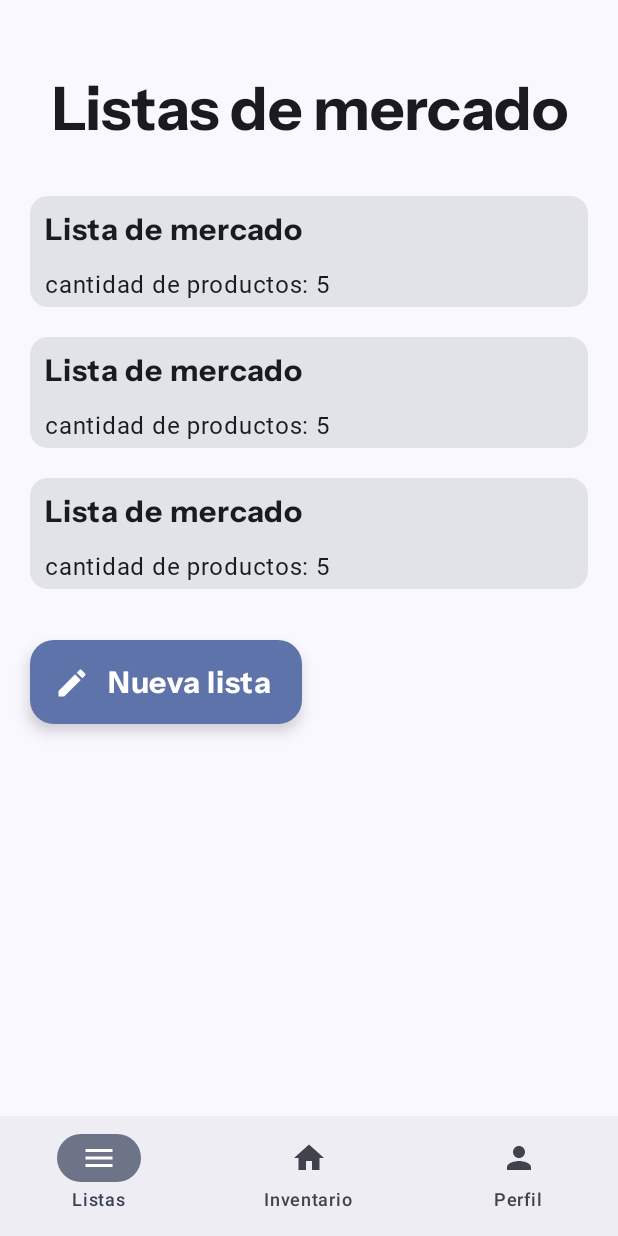
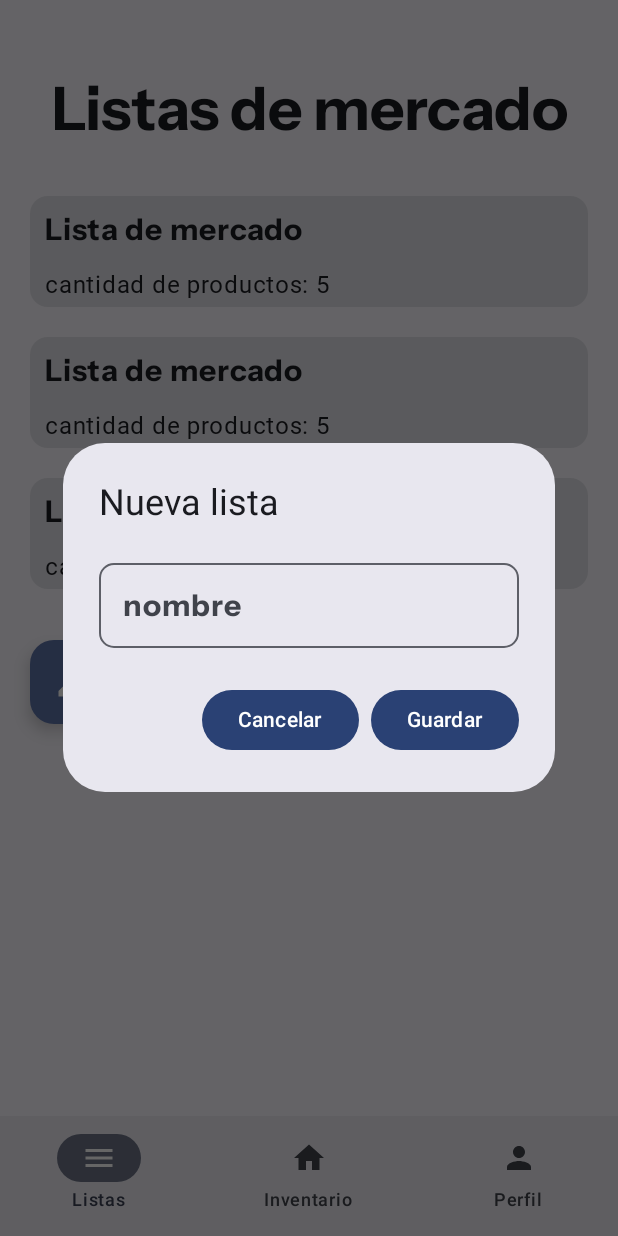
Before and after one commit to Darch02/MercaApp, an Android app built with Jetpack Compose: the composable ListsView shown on its own in the app's theme, after a tap on "Nueva lista", on a phone screen of 412 x 824 dp. Run offline under Robolectric (Android 15) with nearby library versions, the phone set to English and light mode, and no system bars; Roboto replaces fonts that are not available here.

Commit message:
fix: se completó el popup para crear una nueva lista

```diff
--- a/app/src/main/java/com/example/mercaapp/ui/screens/ListView.kt
+++ b/app/src/main/java/com/example/mercaapp/ui/screens/ListView.kt
@@ -5,6 +5,7 @@ import androidx.compose.foundation.layout.fillMaxWidth
 import androidx.compose.foundation.layout.padding
 import androidx.compose.material.icons.Icons
 import androidx.compose.material.icons.filled.Edit
+import androidx.compose.material3.AlertDialog
 import androidx.compose.material3.ExtendedFloatingActionButton
 import androidx.compose.material3.Icon
 import androidx.compose.material3.MaterialTheme
@@ -17,9 +18,16 @@ import androidx.compose.material3.Scaffold
 import androidx.compose.ui.unit.sp
 import com.example.mercaapp.ui.components.ListCard
 import com.example.mercaapp.ui.components.BottomNavigationBar
+import com.example.mercaapp.ui.components.TextInput
+import androidx.compose.material3.Button
+import androidx.compose.runtime.getValue
+import androidx.compose.runtime.mutableStateOf
+import androidx.compose.runtime.remember
+import androidx.compose.runtime.setValue
 
 @Composable
 fun ListsView(modifier: Modifier = Modifier){
+    var showDialog by remember { mutableStateOf(false) }
     Scaffold(
         bottomBar = {
             BottomNavigationBar()
@@ -38,12 +46,54 @@ fun ListsView(modifier: Modifier = Modifier){
                 ListCard()
                 ListCard()
                 ExtendedFloatingActionButton(
-                    onClick = {  },
+                    onClick = { showDialog = true },
                     icon = { Icon(Icons.Filled.Edit, "Extended floating action button.") },
                     text = { Text(text = "Nueva lista" , style = MaterialTheme.typography.labelSmall) },
                     modifier = modifier.padding(vertical = 24.dp)
                 )
             }
+            if (showDialog) {
+                PopUpNewList(
+                    showDialog = showDialog,
+                    onDismiss = { showDialog = false }
+                )
+            }
         }
     )
 }
+
+@Composable
+fun PopUpNewList(
+    showDialog: Boolean,
+    onDismiss: () -> Unit,
+    modifier: Modifier = Modifier)
+{
+    var nombre by remember { mutableStateOf("") }
+    AlertDialog(
+        modifier = modifier,
+        onDismissRequest = onDismiss,
+        title = { Text("Nueva lista") },
+        text = {
+            Column {
+                TextInput(
+                    value = nombre,
+                    onValueChange = { nombre = it },
+                    name = "nombre",
+                    modifier = modifier
+                )
+            }
+        },
+        confirmButton = {
+            Button(onClick = {
+                println("Nombre ingresado: $nombre")
+            }) {
+                Text("Guardar")
+            }
+        },
+        dismissButton = {
+            Button(onClick = onDismiss) {
+                Text("Cancelar")
+            }
+        }
+    )
+}
```
Also changed, not shown: app/src/main/java/com/example/mercaapp/ui/screens/ListDetailView.kt (+42 -0 lines).
